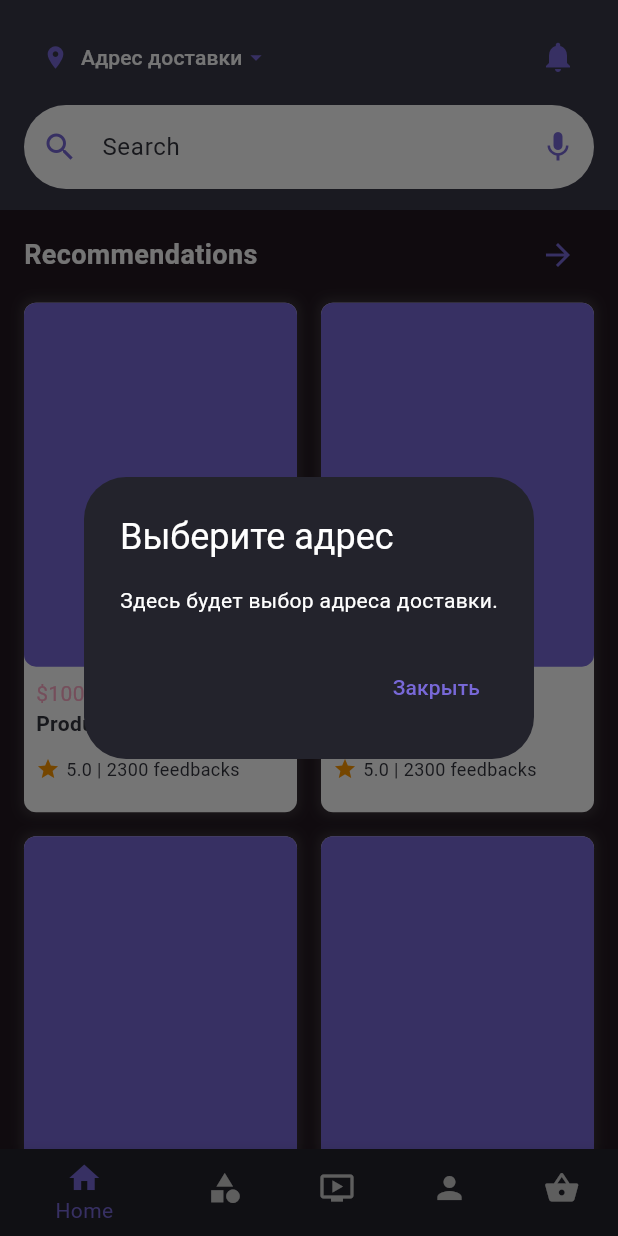
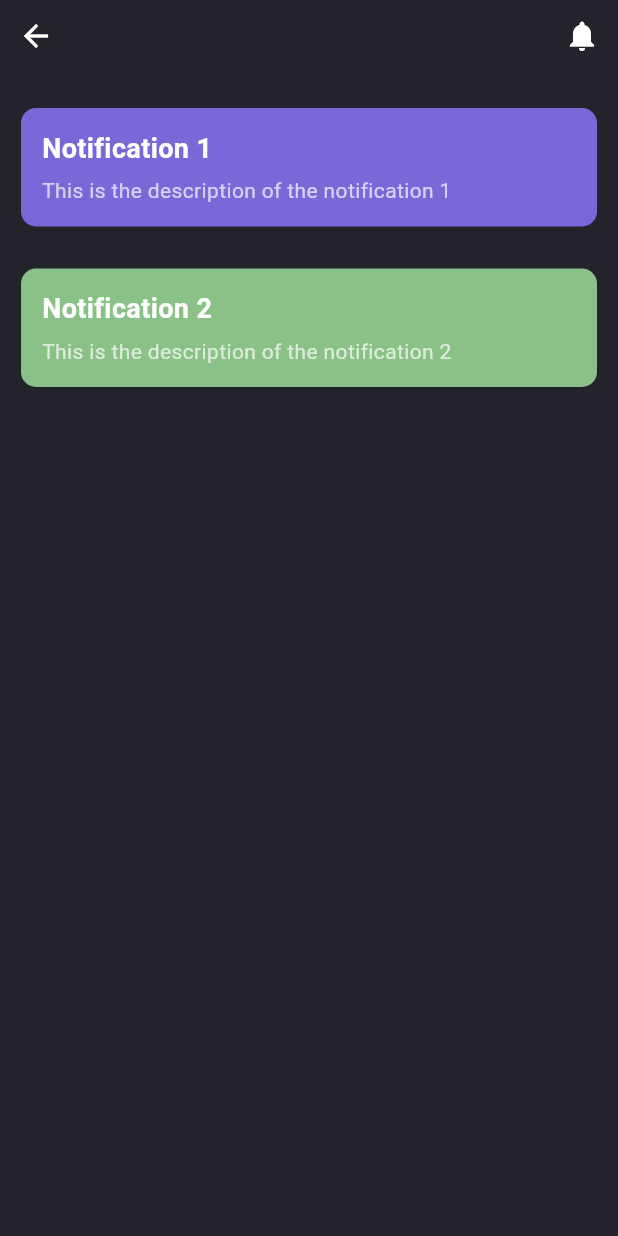
Before and after one commit to IzatIT/flutter-app, a Flutter app: the screen it shows after launch, scrolled down 576 dp, after a tap on the "notifications" icon, on a phone screen of 412 x 824 dp. Run offline on Flutter 3.47's test engine with Material 3 defaults, Android fonts, the phone set to English and light mode, and no system bars; our stand-ins replace video_player, visibility_detector.

Commit message:
Notification dialog window

```diff
--- a/lib/features/navbar/navbar.dart
+++ b/lib/features/navbar/navbar.dart
@@ -27,12 +27,12 @@ class CustomBottomNavBar extends StatelessWidget {
           label: 'Shorts',
         ),
         BottomNavigationBarItem(
+          icon: Icon(Icons.shopping_basket),
+          label: 'Basket',
+        ),
+        BottomNavigationBarItem(
           icon: Icon(Icons.person),
           label: 'Profile',
-        ),
-        BottomNavigationBarItem(
-          icon: Icon(Icons.shopping_basket),
-          label: 'Basket',
         ),
       ],
       currentIndex: currentIndex,
--- a/lib/features/notification/notification.dart
+++ b/lib/features/notification/notification.dart
@@ -1,3 +1,4 @@
+import 'package:first_app/shared/notification_card.dart';
 import 'package:flutter/material.dart';
 
 class NotificationFeature extends StatefulWidget {
@@ -11,23 +12,60 @@ class _NotificationFeature extends State<NotificationFeature> {
   void _openAddressSelection() {
     showDialog(
       context: context,
+      barrierDismissible: false,
       builder: (BuildContext context) {
-        return AlertDialog(
-          backgroundColor:
-              const Color(0xFF23232C), // Dark background for dialog
-          title: const Text('Выберите адрес',
-              style: TextStyle(color: Color(0xFFFFFFFF))),
-          content: const Text('Здесь будет выбор адреса доставки.',
-              style: TextStyle(color: Color(0xFFFFFFFF))),
-          actions: <Widget>[
-            TextButton(
-              child: const Text('Закрыть',
-                  style: TextStyle(color: Color(0xFF7868D8))),
-              onPressed: () {
-                Navigator.of(context).pop();
-              },
+        return Dialog(
+          insetPadding: EdgeInsets.zero,
+          backgroundColor: Colors.transparent,
+          child: Container(
+            height: MediaQuery.of(context).size.height,
+            color: const Color(0xFF23232C),
+            child: Column(
+              children: [
+                // Header: Back icon (left) and Notification icon (right)
+                Row(
+                  mainAxisAlignment: MainAxisAlignment.spaceBetween,
+                  children: [
+                    IconButton(
+                      icon: const Icon(Icons.arrow_back, color: Colors.white),
+                      onPressed: () {
+                        Navigator.of(context).pop(); // Close the dialog
+                      },
+                    ),
+                    IconButton(
+                      icon:
+                          const Icon(Icons.notifications, color: Colors.white),
+                      onPressed: () {
+                        // Action for notification icon, you can add more functionality
+                      },
+                    ),
+                  ],
+                ),
+                const SizedBox(height: 10),
+
+                // Body: Cards for notifications
+                Expanded(
+                  child: ListView(
+                    children: const [
+                      NotificationCard(
+                        title: 'Notification 1',
+                        description:
+                            'This is the description of the notification 1',
+                        backgroundColor: const Color(0xFF7868D8),
+                      ),
+                      NotificationCard(
+                        title: 'Notification 2',
+                        description:
+                            'This is the description of the notification 2',
+                        backgroundColor: const Color(0xFF8AC186),
+                        withButton: true,
+                      ),
+                    ],
+                  ),
+                ),
+              ],
             ),
-          ],
+          ),
         );
       },
     );
--- /dev/null
+++ b/lib/shared/notification_card.dart
@@ -0,0 +1,87 @@
+import 'package:flutter/material.dart';
+
+class NotificationCard extends StatefulWidget {
+  final String title;
+  final String description;
+  final Color backgroundColor;
+  final bool withButton = false;
+
+  const NotificationCard({
+    super.key,
+    required this.title,
+    required this.description,
+    required this.backgroundColor,
+    bool withButton = false,
+  });
+
+  @override
+  _NotificationCardState createState() => _NotificationCardState(
+        title: title,
+        description: description,
+        backgroundColor: backgroundColor,
+        withButton: withButton,
+      );
+}
+
+class _NotificationCardState extends State<NotificationCard> {
+  String title;
+  String description;
+  Color backgroundColor;
+  bool withButton;
+
+  _NotificationCardState({
+    required this.title,
+    required this.description,
+    required this.backgroundColor,
+    required this.withButton,
+  });
+  @override
+  Widget build(BuildContext context) {
+    return Padding(
+      padding: const EdgeInsets.all(14.0),
+      child: Container(
+        padding: const EdgeInsets.all(14.0),
+        decoration: BoxDecoration(
+          color: backgroundColor,
+          borderRadius: BorderRadius.circular(10),
+        ),
+        child: Column(
+          crossAxisAlignment: CrossAxisAlignment.start,
+          children: [
+            Text(
+              title,
+              style: const TextStyle(
+                color: Colors.white,
+                fontSize: 18,
+                fontWeight: FontWeight.bold,
+              ),
+            ),
+            const SizedBox(height: 5),
+            Text(
+              description,
+              style: const TextStyle(
+                color: Colors.white70, // Slight opacity
+                fontSize: 14,
+              ),
+            ),
+            if (withButton) const SizedBox(height: 10),
+            if (withButton)
+              ElevatedButton(
+                onPressed: () {},
+                style: ElevatedButton.styleFrom(
+                  backgroundColor: Colors.white,
+                  foregroundColor: Colors.black,
+                  shape: RoundedRectangleBorder(
+                    borderRadius: BorderRadius.circular(10),
+                  ),
+                  padding: const EdgeInsets.symmetric(vertical: 7),
+                  minimumSize: Size(double.infinity, 50),
+                ),
+                child: const Text('Available Notifications'),
+              ),
+          ],
+        ),
+      ),
+    );
+  }
+}
```
